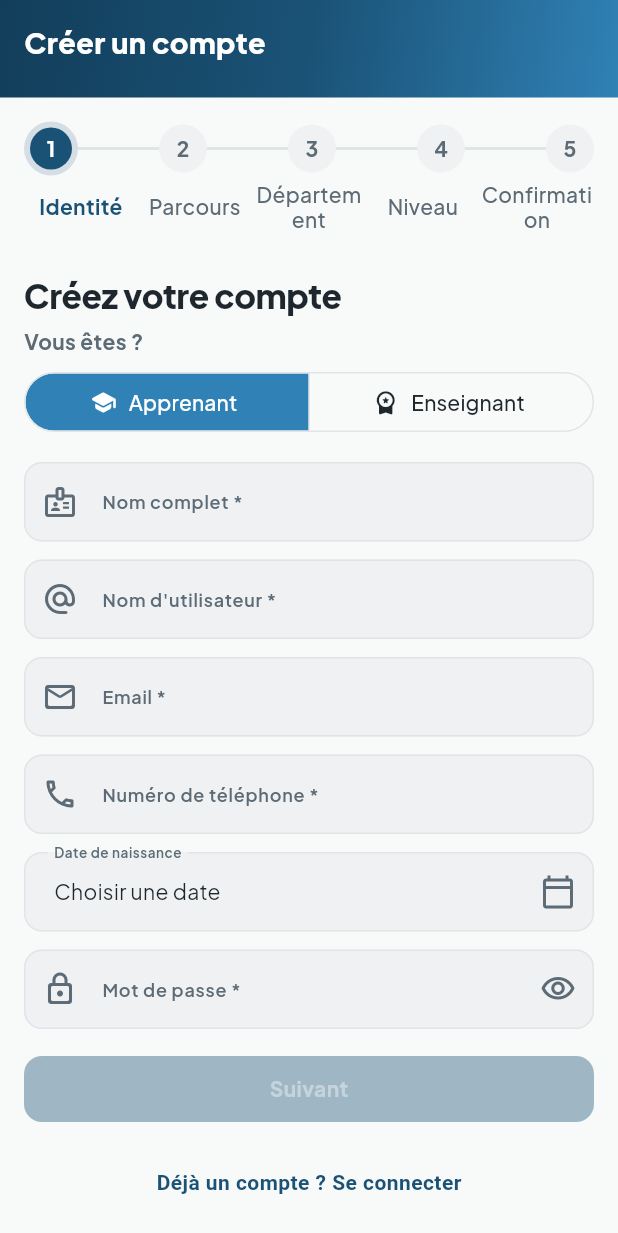
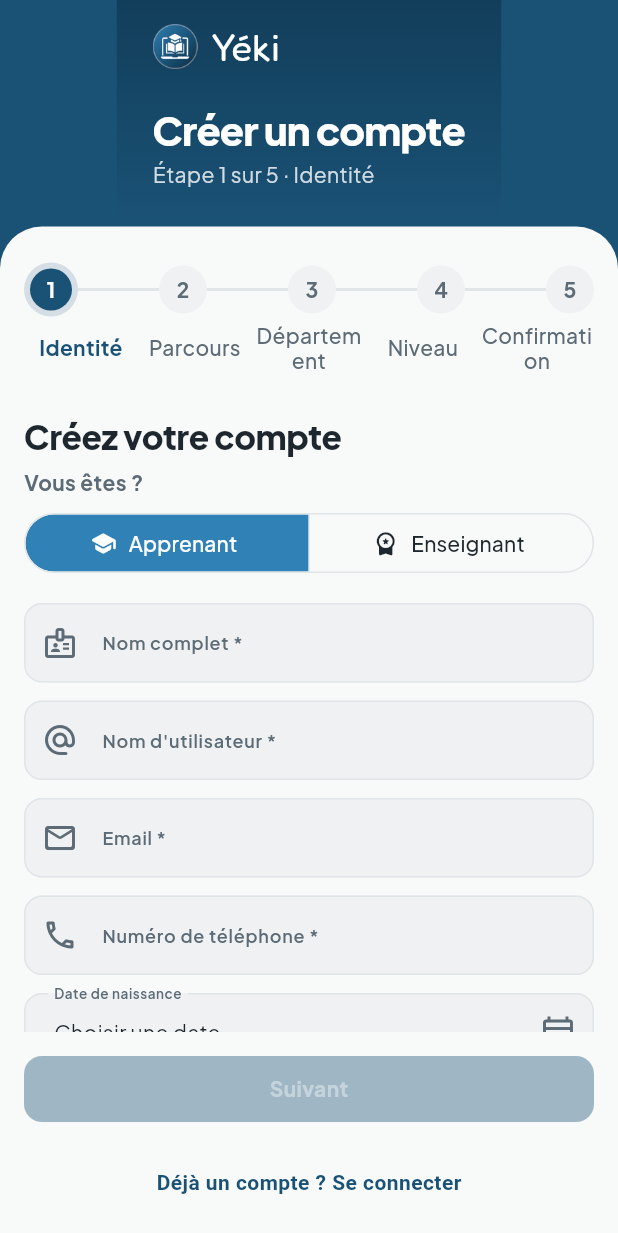
Before and after one commit to donaldbodi/yeki_app, a Flutter app: the RegisterPage screen opened by its route, on a phone screen of 412 x 824 dp. Shown: the top 1233 px of the screen. Run offline on Flutter 3.47's test engine with Material 3 defaults, Android fonts, the phone set to English and light mode, and no system bars; our stand-ins replace audioplayers, awesome_notifications, chewie, confetti, dio, file_picker and 20 more; missing offline and left inert: dart:js_interop, dart:ui_web, desktop_drop, encrypt, flutter_math_fork, flutter_pdfview and 3 more; accounts and stored records are empty; network calls fail.

```diff
--- a/lib/core/design/components/components.dart
+++ b/lib/core/design/components/components.dart
@@ -66,6 +66,7 @@ export 'data/yk_timeline.dart';
 
 // ── Média ────────────────────────────────────────────────────────
 export 'media/yk_audio_player.dart';
+export 'media/yk_brand_logo.dart';
 export 'media/yk_image_viewer.dart';
 export 'media/yk_lesson_feed.dart';
 export 'media/yk_pdf_viewer.dart';
--- /dev/null
+++ b/lib/core/design/components/media/yk_brand_logo.dart
@@ -0,0 +1,62 @@
+// lib/core/design/components/media/yk_brand_logo.dart
+//
+// Logo YEKI : l'icône d'origine dans son disque bleu
+// (`assets/images/yeki_logo_disque.png`), suivie si demandé du nom « Yéki »
+// dans la police du logo. Utilisé par l'en-tête, le démarrage, l'onboarding
+// et l'inscription, pour que la marque soit identique partout.
+
+import 'package:flutter/material.dart';
+
+import '../../tokens/tokens.dart';
+
+class YkBrandLogo extends StatelessWidget {
+  const YkBrandLogo({
+    super.key,
+    this.size = 32,
+    this.showName = true,
+    this.nameColor,
+    this.nameSize,
+  });
+
+  /// Diamètre du disque.
+  final double size;
+  final bool showName;
+
+  /// Couleur du nom ; par défaut l'accent du thème.
+  final Color? nameColor;
+
+  /// Taille du nom ; par défaut proportionnelle au disque.
+  final double? nameSize;
+
+  static const String asset = 'assets/images/yeki_logo_disque.png';
+
+  @override
+  Widget build(BuildContext context) {
+    final disque = Image.asset(
+      asset,
+      width: size,
+      height: size,
+      filterQuality: FilterQuality.medium,
+      semanticLabel: showName ? null : 'Yéki',
+    );
+    if (!showName) return disque;
+    return Semantics(
+      label: 'Yéki',
+      excludeSemantics: true,
+      child: Row(
+        mainAxisSize: MainAxisSize.min,
+        children: [
+          disque,
+          SizedBox(width: size * 0.3),
+          Text(
+            'Yéki',
+            style: YkTypography.brand(
+              size: nameSize ?? size * 0.84,
+              color: nameColor ?? YkColors.accent(context),
+            ),
+          ),
+        ],
+      ),
+    );
+  }
+}
--- a/lib/core/design/tokens/typography.dart
+++ b/lib/core/design/tokens/typography.dart
@@ -35,6 +35,16 @@ class YkTypography {
       letterSpacing: letterSpacing,
     );
   }
+
+  /// Nom de marque « Yéki » : police arrondie du logo (Fredoka), taille
+  /// fixe choisie par l'appelant (en-tête, splash, onboarding…).
+  static TextStyle brand({double size = 27, Color? color}) => TextStyle(
+    fontFamily: 'FredokaOne',
+    fontSize: size,
+    height: 1,
+    letterSpacing: 0.3,
+    color: color,
+  );
 
   /// Écran d'accueil, splash, hero.
   static TextStyle display(BuildContext context) => _fluidStyle(
--- a/lib/features/register/presentation/register_page.dart
+++ b/lib/features/register/presentation/register_page.dart
@@ -268,42 +268,70 @@ class _RegisterPageState extends State<RegisterPage> {
     // sans imposer de hauteur non bornée à l'`IndexedStack`. Le résumé
     // d'erreurs (que `YkForm` afficherait automatiquement) est donc
     // reconstruit ici, juste au-dessus — voir `_ErrorSummaryBanner`.
+    // Habillage : bandeau de marque bleu (logo, titre, étape en cours) puis
+    // le formulaire sur un panneau clair aux coins supérieurs arrondis,
+    // posé sur le même bleu que le bas du bandeau (raccord invisible).
+    // `YkStepIndicator` reste sur le panneau clair : ses couleurs « à
+    // venir » sont prévues pour un fond clair.
     return Scaffold(
-      backgroundColor: YkColors.background(context),
-      body: SafeArea(
-        child: Column(
+      backgroundColor: YkColors.primary700,
+      body: Column(
         children: [
-            // Bandeau de marque — `YkStepIndicator` reste sur le fond
-            // clair standard juste en dessous (ses couleurs "à venir"
-            // sont conçues pour un fond clair, pas pour être posées
-            // directement sur ce dégradé) : ce bandeau ajoute
-            // l'habillage maquette sans risquer une perte de lisibilité.
           YkGradientBackground(
             gradient: LinearGradient(
-                begin: Alignment.topLeft,
-                end: Alignment.bottomRight,
-                colors: [YkColors.primary800, YkColors.primary700, YkColors.primary500],
+              begin: Alignment.topCenter,
+              end: Alignment.bottomCenter,
+              colors: [YkColors.primary800, YkColors.primary700],
             ),
-              child: Container(
-                width: double.infinity,
-                padding: EdgeInsets.fromLTRB(YkSpacing.md, YkSpacing.md, YkSpacing.md, YkSpacing.lg),
-                child: Text(
+            child: SafeArea(
+              bottom: false,
+              child: Padding(
+                padding: EdgeInsets.fromLTRB(YkSpacing.lg, YkSpacing.md, YkSpacing.lg, YkSpacing.lg),
+                child: AnimatedBuilder(
+                  animation: Listenable.merge([_currentStep, _userType]),
+                  builder: (context, _) {
+                    final (labels, index) = _etapeAffichee();
+                    return Column(
+                      crossAxisAlignment: CrossAxisAlignment.start,
+                      children: [
+                        const YkBrandLogo(size: 30, nameColor: YkColors.textOnPrimary),
+                        SizedBox(height: YkSpacing.lg),
+                        Text(
                           'Créer un compte',
-                  style: YkTypography.h3(context).copyWith(color: Colors.white, fontWeight: FontWeight.w800),
+                          style: YkTypography.h1(context).copyWith(color: YkColors.textOnPrimary),
+                        ),
+                        SizedBox(height: YkSpacing.xxs),
+                        Text(
+                          'Étape ${index + 1} sur ${labels.length} · ${labels[index]}',
+                          style: YkTypography.bodyMd(context).copyWith(
+                            color: YkColors.textOnPrimary.withValues(alpha: 0.8),
+                          ),
+                        ),
+                      ],
+                    );
+                  },
                 ),
               ),
             ),
+          ),
+          Expanded(
+            child: Material(
+              color: YkColors.background(context),
+              shape: const RoundedRectangleBorder(
+                borderRadius: BorderRadius.vertical(top: Radius.circular(YkRadius.xl + 4)),
+              ),
+              clipBehavior: Clip.antiAlias,
+              child: SafeArea(
+                top: false,
+                child: Column(
+                  children: [
                     Padding(
-              padding: EdgeInsets.fromLTRB(YkSpacing.md, YkSpacing.md, YkSpacing.md, 0),
+                      padding: EdgeInsets.fromLTRB(YkSpacing.md, YkSpacing.lg, YkSpacing.md, 0),
                       child: AnimatedBuilder(
                         animation: Listenable.merge([_currentStep, _userType]),
                         builder: (context, _) {
-                  final apprenant = _isApprenant;
-                  final labels = apprenant ? _kLabelsApprenant : _kLabelsEnseignant;
-                  final effectiveIndex = apprenant
-                      ? _currentStep.value
-                      : (_currentStep.value == _kIdentiteStep ? 0 : 1);
-                  return YkStepIndicator(labels: labels, currentIndex: effectiveIndex);
+                          final (labels, index) = _etapeAffichee();
+                          return YkStepIndicator(labels: labels, currentIndex: index);
                         },
                       ),
                     ),
@@ -355,7 +383,20 @@ class _RegisterPageState extends State<RegisterPage> {
                   ],
                 ),
               ),
+            ),
+          ),
+        ],
+      ),
     );
+  }
+
+  /// Libellés des étapes et position affichée : l'enseignant n'a que deux
+  /// étapes (Identité, Confirmation).
+  (List<String>, int) _etapeAffichee() {
+    final apprenant = _isApprenant;
+    final labels = apprenant ? _kLabelsApprenant : _kLabelsEnseignant;
+    final index = apprenant ? _currentStep.value : (_currentStep.value == _kIdentiteStep ? 0 : 1);
+    return (labels, index);
   }
 }
 
```
Also changed, not shown: lib/core/design/components/containers/yk_brand_app_bar.dart (+5 -14 lines), lib/core/router/guards.dart (+6 -1 lines), lib/features/onboarding/presentation/onboarding_page.dart (+154 -174 lines), lib/features/splash/presentation/splash_page.dart (+5 -5 lines), pubspec.yaml (+7 -1 lines), assets/images/yeki_logo_disque.png (added), 61 other files. Lines whose indentation alone changed are shown as unchanged.
